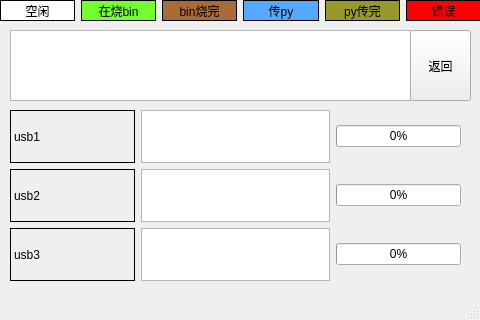
The window that ui_mode.ui (sc-bin/esp32-burner) describes before a commit, drawn with Qt 5.
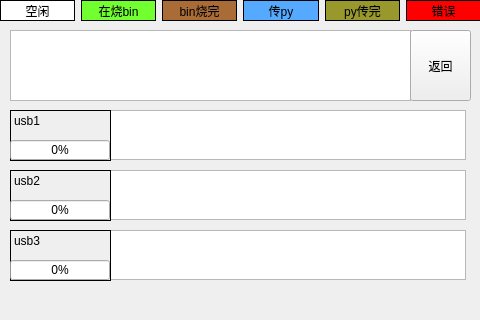
The same window after the commit.

```diff
--- a/ui_mode.ui
+++ b/ui_mode.ui
@@ -122,87 +122,6 @@
      </item>
     </layout>
    </widget>
-   <widget class="QWidget" name="gridLayoutWidget_2">
-    <property name="geometry">
-     <rect>
-      <x>10</x>
-      <y>110</y>
-      <width>451</width>
-      <height>171</height>
-     </rect>
-    </property>
-    <layout class="QGridLayout" name="gridLayout_2" columnstretch="20,30,20,0">
-     <item row="2" column="2">
-      <widget class="QProgressBar" name="progressBar_usb_3">
-       <property name="styleSheet">
-        <string notr="true"/>
-       </property>
-       <property name="value">
-        <number>0</number>
-       </property>
-      </widget>
-     </item>
-     <item row="1" column="0">
-      <widget class="QLabel" name="label_usb_2">
-       <property name="frameShape">
-        <enum>QFrame::Box</enum>
-       </property>
-       <property name="text">
-        <string>usb2</string>
-       </property>
-      </widget>
-     </item>
-     <item row="0" column="2">
-      <widget class="QProgressBar" name="progressBar_usb_1">
-       <property name="styleSheet">
-        <string notr="true"/>
-       </property>
-       <property name="value">
-        <number>0</number>
-       </property>
-      </widget>
-     </item>
-     <item row="1" column="2">
-      <widget class="QProgressBar" name="progressBar_usb_2">
-       <property name="styleSheet">
-        <string notr="true"/>
-       </property>
-       <property name="value">
-        <number>0</number>
-       </property>
-      </widget>
-     </item>
-     <item row="0" column="0">
-      <widget class="QLabel" name="label_usb_1">
-       <property name="frameShape">
-        <enum>QFrame::Box</enum>
-       </property>
-       <property name="text">
-        <string>usb1</string>
-       </property>
-      </widget>
-     </item>
-     <item row="2" column="0">
-      <widget class="QLabel" name="label_usb_3">
-       <property name="frameShape">
-        <enum>QFrame::Box</enum>
-       </property>
-       <property name="text">
-        <string>usb3</string>
-       </property>
-      </widget>
-     </item>
-     <item row="0" column="1">
-      <widget class="QTextEdit" name="textEdit_usb_1"/>
-     </item>
-     <item row="1" column="1">
-      <widget class="QTextEdit" name="textEdit_usb_2"/>
-     </item>
-     <item row="2" column="1">
-      <widget class="QTextEdit" name="textEdit_usb_3"/>
-     </item>
-    </layout>
-   </widget>
    <widget class="QTextEdit" name="textEdit_notice">
     <property name="geometry">
      <rect>
@@ -226,6 +145,141 @@
      <string>返回</string>
     </property>
    </widget>
+   <widget class="QTextEdit" name="textEdit_usb_1">
+    <property name="geometry">
+     <rect>
+      <x>110</x>
+      <y>110</y>
+      <width>356</width>
+      <height>50</height>
+     </rect>
+    </property>
+   </widget>
+   <widget class="QTextEdit" name="textEdit_usb_2">
+    <property name="geometry">
+     <rect>
+      <x>110</x>
+      <y>170</y>
+      <width>356</width>
+      <height>50</height>
+     </rect>
+    </property>
+   </widget>
+   <widget class="QTextEdit" name="textEdit_usb_3">
+    <property name="geometry">
+     <rect>
+      <x>110</x>
+      <y>230</y>
+      <width>356</width>
+      <height>50</height>
+     </rect>
+    </property>
+   </widget>
+   <widget class="QLabel" name="label_usb_1">
+    <property name="geometry">
+     <rect>
+      <x>10</x>
+      <y>110</y>
+      <width>101</width>
+      <height>51</height>
+     </rect>
+    </property>
+    <property name="frameShape">
+     <enum>QFrame::Box</enum>
+    </property>
+    <property name="text">
+     <string>usb1</string>
+    </property>
+    <property name="alignment">
+     <set>Qt::AlignLeading|Qt::AlignLeft|Qt::AlignTop</set>
+    </property>
+   </widget>
+   <widget class="QProgressBar" name="progressBar_usb_1">
+    <property name="geometry">
+     <rect>
+      <x>10</x>
+      <y>140</y>
+      <width>100</width>
+      <height>20</height>
+     </rect>
+    </property>
+    <property name="styleSheet">
+     <string notr="true"/>
+    </property>
+    <property name="value">
+     <number>0</number>
+    </property>
+   </widget>
+   <widget class="QLabel" name="label_usb_2">
+    <property name="geometry">
+     <rect>
+      <x>10</x>
+      <y>170</y>
+      <width>101</width>
+      <height>51</height>
+     </rect>
+    </property>
+    <property name="frameShape">
+     <enum>QFrame::Box</enum>
+    </property>
+    <property name="text">
+     <string>usb2</string>
+    </property>
+    <property name="alignment">
+     <set>Qt::AlignLeading|Qt::AlignLeft|Qt::AlignTop</set>
+    </property>
+   </widget>
+   <widget class="QLabel" name="label_usb_3">
+    <property name="geometry">
+     <rect>
+      <x>10</x>
+      <y>230</y>
+      <width>101</width>
+      <height>51</height>
+     </rect>
+    </property>
+    <property name="frameShape">
+     <enum>QFrame::Box</enum>
+    </property>
+    <property name="text">
+     <string>usb3</string>
+    </property>
+    <property name="alignment">
+     <set>Qt::AlignLeading|Qt::AlignLeft|Qt::AlignTop</set>
+    </property>
+   </widget>
+   <widget class="QProgressBar" name="progressBar_usb_3">
+    <property name="geometry">
+     <rect>
+      <x>10</x>
+      <y>260</y>
+      <width>100</width>
+      <height>20</height>
+     </rect>
+    </property>
+    <property name="styleSheet">
+     <string notr="true"/>
+    </property>
+    <property name="value">
+     <number>0</number>
+    </property>
+   </widget>
+   <widget class="QProgressBar" name="progressBar_usb_2">
+    <property name="geometry">
+     <rect>
+      <x>10</x>
+      <y>200</y>
+      <width>100</width>
+      <height>20</height>
+     </rect>
+    </property>
+    <property name="styleSheet">
+     <string notr="true"/>
+    </property>
+    <property name="value">
+     <number>0</number>
+    </property>
+   </widget>
   </widget>
   <widget class="QMenuBar" name="menubar">
    <property name="geometry">
@@ -237,7 +291,6 @@
     </rect>
    </property>
   </widget>
-  <widget class="QStatusBar" name="statusbar"/>
  </widget>
  <resources/>
  <connections/>
```
